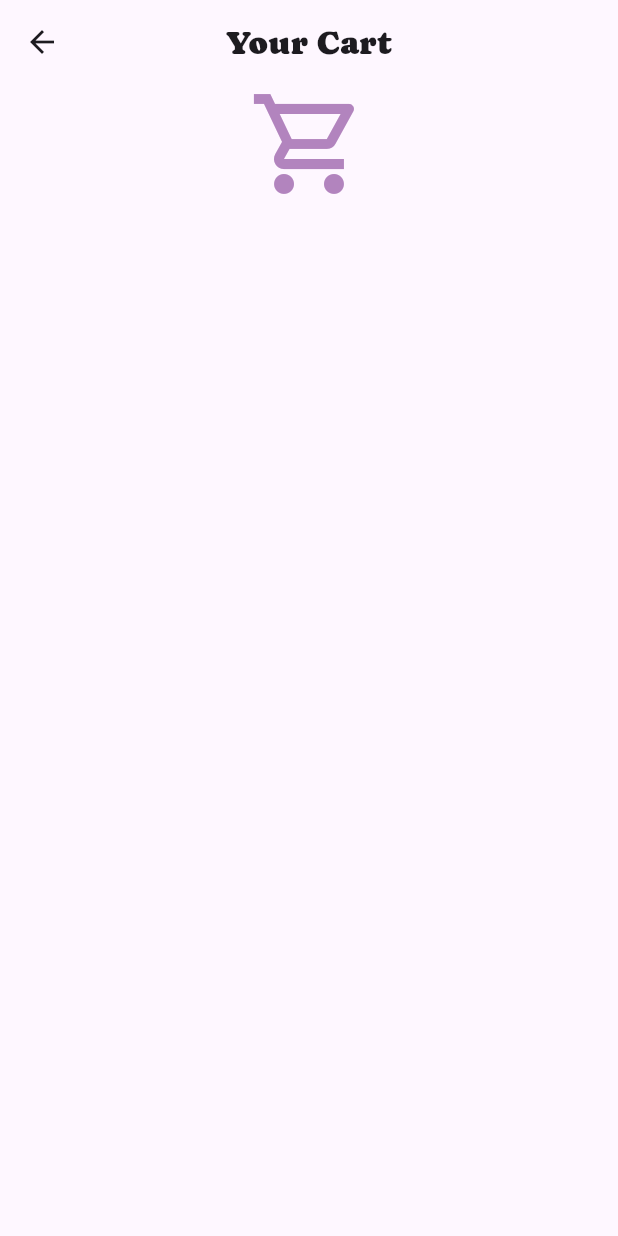
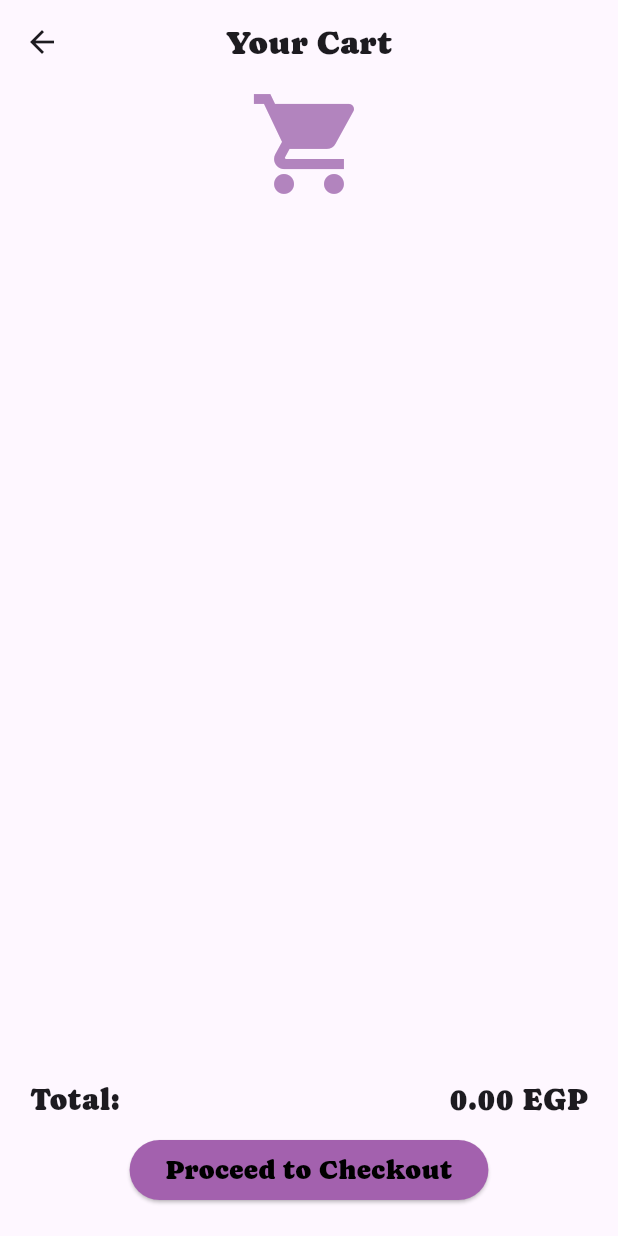
Before and after one commit to klarasameh1/ShoppingApp-SprintsUp, a Flutter app: the ShoppingCart screen opened directly, on a phone screen of 412 x 824 dp. Run offline on Flutter 3.47's test engine with Material 3 defaults, Android fonts, the phone set to English and light mode, and no system bars.

Commit message:
Added checking Out

```diff
--- a/lib/pages/shopping_cart.dart
+++ b/lib/pages/shopping_cart.dart
@@ -19,8 +19,9 @@ class _ShoppingCartState extends State<ShoppingCart> {
       body: Column(
         children: [
           Center(
-            child: Icon(Icons.shopping_cart_outlined, size: 80, color: Color(0xFFB284BE)),
+            child: Icon(Icons.shopping_cart, size: 80, color: Color(0xFFB284BE)),
           ),
+          SizedBox(height: 15,),
           Expanded(
             child: ListView.builder(
               itemCount: cartList.length,
@@ -34,7 +35,7 @@ class _ShoppingCartState extends State<ShoppingCart> {
                     mainAxisSize: MainAxisSize.min,
                     children: [
                       IconButton(
-                        icon: Icon(Icons.remove_circle_outline),
+                        icon: Icon(Icons.remove_outlined),
                         onPressed: () {
                           setState(() {
                             if (item.quantity > 1) {
@@ -47,7 +48,7 @@ class _ShoppingCartState extends State<ShoppingCart> {
                       ),
                       Text('${item.quantity}' , style: TextStyle(fontSize: 18 ),),
                       IconButton(
-                        icon: Icon(Icons.add_circle_outline),
+                        icon: Icon(Icons.add_outlined),
                         onPressed: () {
                           setState(() {
                             item.quantity++;
@@ -60,8 +61,55 @@ class _ShoppingCartState extends State<ShoppingCart> {
               },
             ),
           ),
+          Padding(
+            padding: const EdgeInsets.symmetric(horizontal: 20, vertical: 8),
+            child: Row(
+              mainAxisAlignment: MainAxisAlignment.spaceBetween,
+              children: [
+                Text("Total:", style: TextStyle(fontSize: 20)),
+                Text("${calcTotal().toStringAsFixed(2)} EGP",
+                    style: TextStyle(fontSize: 20)),
+              ],
+            ),
+          ),
+          Padding(
+            padding: const EdgeInsets.only(bottom: 20),
+            child: ElevatedButton(
+              onPressed: () {
+
+                if(cartList.isEmpty){
+                  ScaffoldMessenger.of(context).showSnackBar(
+                    SnackBar(content: Text("Your Cart Is Empty")),
+                  );
+                }
+                else{
+                  ScaffoldMessenger.of(context).showSnackBar(
+                    SnackBar(content: Text("Ordered Successfully :)")),
+                  );
+                  cartList.clear();
+                  Navigator.push(
+                    context,
+                    MaterialPageRoute(builder: (context) => HomePage()),
+                  );
+                }
+
+              },
+
+              style: ButtonStyle(
+                backgroundColor: WidgetStateProperty.all(Color(0xFFA361AE)) ,),
+              child: Text("Proceed to Checkout", style: TextStyle(fontSize:18 , color: Colors.black)),
+            ),
+          )
         ],
       ),
     );
   }
+  double calcTotal(){
+    double total = 0.0 ;
+    for (CartItem item in cartList){
+      total += item.product.price * item.quantity ;
+    }
+    return total;
+  }
+
 }
```
